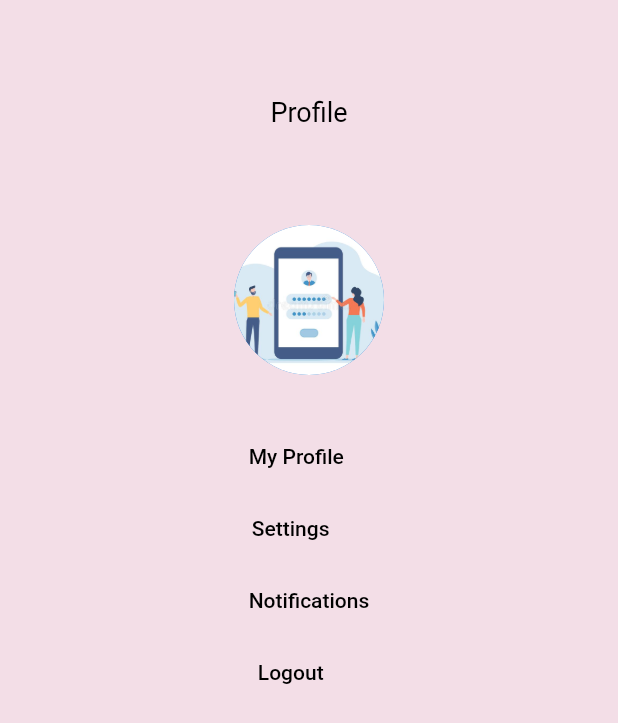
After one commit to prachi-28/SplitSmart, a Flutter app: the Profile screen opened directly, on a phone screen of 412 x 824 dp. The commit adds this screen. Shown: the top 723 px of the screen. Run offline on Flutter 3.47's test engine with Material 2 defaults, Android fonts, the phone set to English and light mode, and no system bars; our stand-ins replace cloud_firestore, firebase_auth, firebase_core, fluttertoast, google_sign_in, hexcolor and 1 more; accounts and stored records are empty.

```diff
--- a/split_smart/lib/authentication/sign_in.dart
+++ b/split_smart/lib/authentication/sign_in.dart
@@ -90,9 +90,7 @@ class _SignInState extends State<SignIn> {
               SizedBox(
                 width: 300,
                 child: ElevatedButton(
-                  style: ElevatedButton.styleFrom(
-                    primary: Colors.pink,
-                  ),
+
 
 
                   child: Text(
--- a/split_smart/lib/friends/friends_page.dart
+++ b/split_smart/lib/friends/friends_page.dart
@@ -28,7 +28,7 @@ class _FriendsState extends State<Friends> {
           children: <Widget>[
 
             Padding(
-              padding: EdgeInsets.only(top: 16, left: 16, right: 16),
+              padding: EdgeInsets.only(top: 50, left: 16, right: 16),
               child: Opacity(
                 opacity: 0.5,
                 child: TextField(
--- /dev/null
+++ b/split_smart/lib/profile/userProfile.dart
@@ -0,0 +1,118 @@
+import 'package:flutter/cupertino.dart';
+import 'package:flutter/material.dart';
+import 'package:cloud_firestore/cloud_firestore.dart';
+import 'package:firebase_auth/firebase_auth.dart';
+
+class Profile extends StatefulWidget {
+  @override
+  _ProfileState createState() => _ProfileState();
+}
+
+class _ProfileState extends State<Profile> {
+  @override
+  Widget build(BuildContext context) {
+    return Scaffold(
+      body:
+      Container(
+        child: Column(
+          children: [
+            SizedBox(
+              height: 150,
+              child: Align(
+                //alignment: Alignment.topCenter,
+                child: Text('Profile',
+                    //textAlign: TextAlign.center,
+                    style: TextStyle(
+                      color: Colors.black,
+                      fontSize: 18.0,
+                    )
+                ),
+              ),
+            ),
+            SizedBox(
+              height: 100,
+              width: 115,
+              child: Stack(
+                fit: StackFit.expand,
+                overflow: Overflow.visible,
+                children: [
+                  CircleAvatar(
+                    backgroundImage: AssetImage("images/login.jpg"),
+                  ),
+                  Positioned(
+                    right: -16,
+                    bottom: 0,
+                    child: SizedBox(
+                      height: 46,
+                      width: 46,
+
+                    ),
+                  )
+                ],
+              ),
+            ),
+
+            SizedBox(height: 30,),
+
+            Column(
+              crossAxisAlignment: CrossAxisAlignment.start,
+              mainAxisAlignment: MainAxisAlignment.start,
+              children: [
+                FlatButton(
+                    onPressed: () {},
+                   // padding: EdgeInsets.all(20),
+                    shape: RoundedRectangleBorder(borderRadius: BorderRadius.circular(15)),
+                    child: Text(
+                      'My Profile',
+                      style: TextStyle(
+                        color: Colors.black,
+                      ),
+                    ),
+                ),
+
+                FlatButton(
+                  onPressed: () {},
+                  // padding: EdgeInsets.all(20),
+                  shape: RoundedRectangleBorder(borderRadius: BorderRadius.circular(15)),
+                  child: Text(
+                    'Settings',
+                    style: TextStyle(
+                      color: Colors.black,
+                    ),
+                  ),
+                ),
+
+                FlatButton(
+                  onPressed: () {},
+                  // padding: EdgeInsets.all(20),
+                  shape: RoundedRectangleBorder(borderRadius: BorderRadius.circular(15)),
+                  child: Text(
+                    'Notifications',
+                    style: TextStyle(
+                      color: Colors.black,
+                    ),
+                  ),
+                ),
+
+                FlatButton(
+                  onPressed: () {},
+                  // padding: EdgeInsets.all(20),
+                  shape: RoundedRectangleBorder(borderRadius: BorderRadius.circular(15)),
+                  child: Text(
+                    'Logout',
+                    style: TextStyle(
+                      color: Colors.black,
+                    ),
+                  ),
+                ),
+
+              ],
+            )
+          ],
+        ),
+      ),
+
+
+    );
+  }
+}
--- a/split_smart/lib/services/createfriend.dart
+++ b/split_smart/lib/services/createfriend.dart
@@ -5,6 +5,7 @@ import 'package:cloud_firestore/cloud_firestore.dart';
 import 'package:split_smart/models/user.dart';
 import 'package:split_smart/services/auth.dart';
 import 'package:firebase_auth/firebase_auth.dart';
+import 'package:fluttertoast/fluttertoast.dart';
 
 
 class CreateFriendService {
@@ -55,7 +56,9 @@ class CreateFriendService {
           : fOwes, 'fowed': fOwed
     });
     print("Sub Collection Created");
+
   }
+
 
   findUser(String searchValue) {
     //print(_docID.getEmail());
@@ -85,8 +88,6 @@ class CreateFriendService {
         .instance
         .collection('users')
         .doc(docID)
-        .collection(
-        "friends").doc(fEmail)
         .set({
       'femail': fEmail, 'fname': fName, 'fowes'
           : fOwes, 'fowed': fOwed
--- a/split_smart/pubspec.yaml
+++ b/split_smart/pubspec.yaml
@@ -45,6 +45,7 @@ dependencies:
   hexcolor: ^2.0.3
   flutter_svg: ^0.19.1
   google_sign_in: ^4.5.9
+  fluttertoast: ^8.0.7
 
 
 
```
Also changed, not shown: split_smart/lib/friends/addTransaction.dart (+60 -12 lines), split_smart/lib/friends/settleUpPage.dart (added, +65 -0 lines), split_smart/lib/friends/updateUser.dart (+22 -0 lines), split_smart/lib/home/home.dart (+10 -13 lines), split_smart/pubspec.lock.
